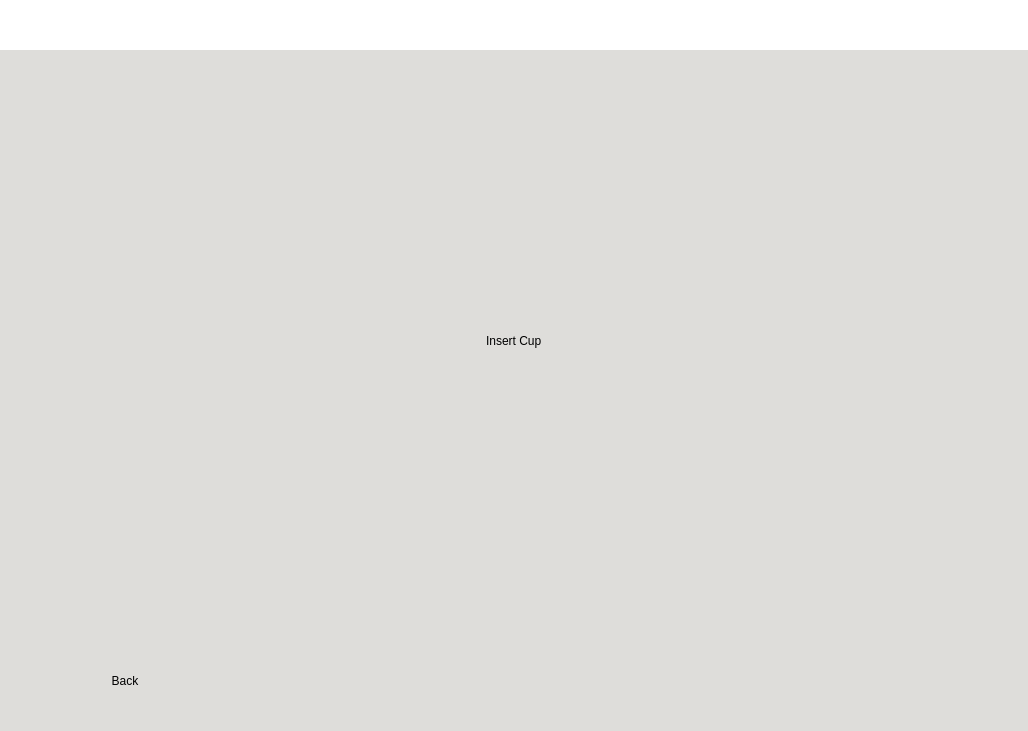
Qt form mainwindow.ui (sCapiga/QT_UI) before a commit.
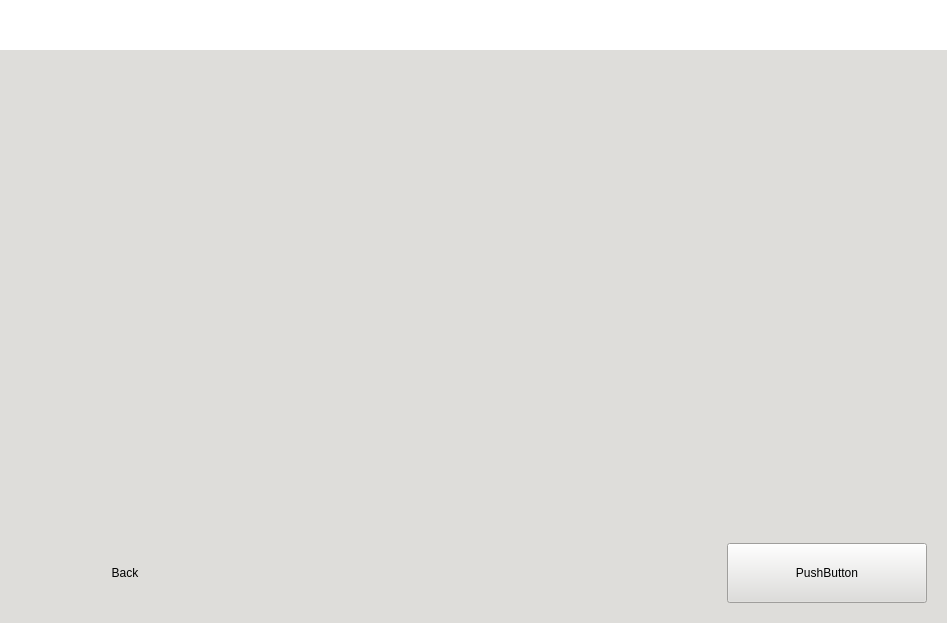
The same form after that commit. The open tabs and pages were chosen to show the change. Icons and pictures are not drawn.

Commit message: pages on forms

What changed in the file:
```diff
--- a/mainwindow.ui
+++ b/mainwindow.ui
@@ -6,8 +6,8 @@
    <rect>
     <x>0</x>
     <y>0</y>
-    <width>1028</width>
-    <height>731</height>
+    <width>947</width>
+    <height>623</height>
    </rect>
   </property>
   <property name="windowTitle">
@@ -158,39 +158,6 @@
            <property name="bottomMargin">
             <number>0</number>
            </property>
-           <item>
-            <spacer name="horizontalSpacer_3">
-             <property name="orientation">
-              <enum>Qt::Horizontal</enum>
-             </property>
-             <property name="sizeHint" stdset="0">
-              <size>
-               <width>40</width>
-               <height>20</height>
-              </size>
-             </property>
-            </spacer>
-           </item>
-           <item>
-            <widget class="QLabel" name="label">
-             <property name="text">
-              <string>Insert Cup</string>
-             </property>
-            </widget>
-           </item>
-           <item>
-            <spacer name="horizontalSpacer_4">
-             <property name="orientation">
-              <enum>Qt::Horizontal</enum>
-             </property>
-             <property name="sizeHint" stdset="0">
-              <size>
-               <width>40</width>
-               <height>20</height>
-              </size>
-             </property>
-            </spacer>
-           </item>
           </layout>
          </widget>
          <widget class="QWidget" name="page_3"/>
@@ -353,6 +320,25 @@
          </property>
         </spacer>
        </item>
+       <item>
+        <widget class="QPushButton" name="pushButton_next">
+         <property name="minimumSize">
+          <size>
+           <width>200</width>
+           <height>60</height>
+          </size>
+         </property>
+         <property name="maximumSize">
+          <size>
+           <width>200</width>
+           <height>60</height>
+          </size>
+         </property>
+         <property name="text">
+          <string>PushButton</string>
+         </property>
+        </widget>
+       </item>
       </layout>
      </widget>
     </item>
```
Left out of the diff: 20 changed lines with no effect on the pictures. The commit also changes 7 other files.
